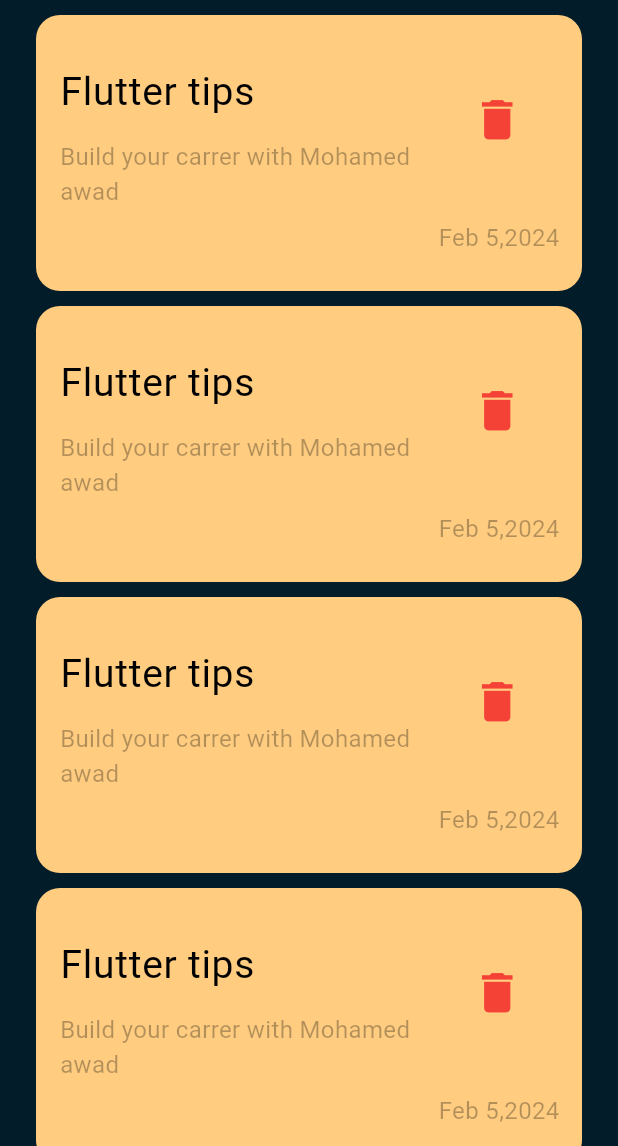
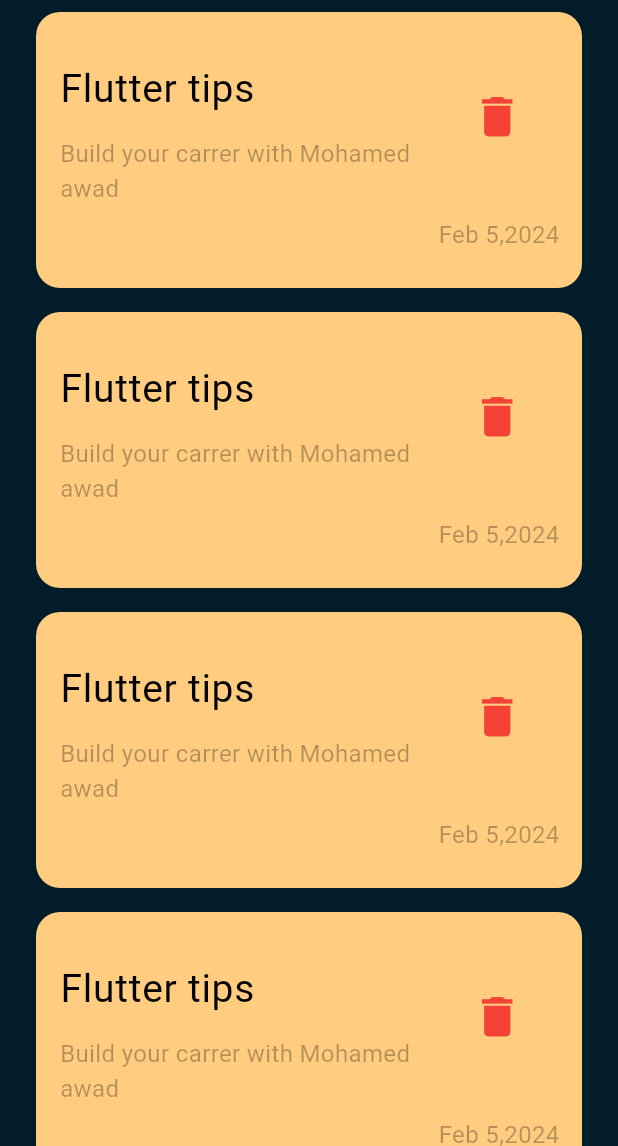
Before and after one commit to mo7amed3wad/note_app, a Flutter app: the screen it shows after launch, on a phone screen of 412 x 824 dp, the part 90-1236 px from its top. Run offline on Flutter 3.47's test engine with Material 3 defaults, Android fonts, the phone set to English and light mode, and no system bars.

Commit message:
add_ListView

```diff
--- a/lib/main.dart
+++ b/lib/main.dart
@@ -14,7 +14,7 @@ class MyApp extends StatelessWidget {
       theme: ThemeData(
           brightness: Brightness.dark,
           scaffoldBackgroundColor: const Color.fromARGB(255, 2, 28, 41)),
-      debugShowCheckedModeBanner: false,
+      debugShowCheckedModeBanner: true,
       home: const NotesView(),
     );
   }
--- /dev/null
+++ b/lib/views/widgets/custom_App_Bar.dart
@@ -0,0 +1,22 @@
+// ignore_for_file: file_names
+import 'package:flutter/material.dart';
+import 'package:test1/views/widgets/custom_search_icon.dart';
+
+class CostumAppbar extends StatelessWidget {
+  const CostumAppbar({super.key});
+
+  @override
+  Widget build(BuildContext context) {
+    return const Row(
+      //mainAxisAlignment: MainAxisAlignment.spaceBetween,
+      children: [
+        Text(
+          "Notes",
+          style: TextStyle(fontSize: 30),
+        ),
+        Spacer(),
+        CustomSearchIcon()
+      ],
+    );
+  }
+}
--- /dev/null
+++ b/lib/views/widgets/custom_note_item.dart
@@ -0,0 +1,56 @@
+// ignore_for_file: prefer_const_constructors
+
+import 'package:flutter/material.dart';
+
+class NotesItem extends StatelessWidget {
+  const NotesItem({super.key});
+
+  @override
+  Widget build(BuildContext context) {
+    return Container(
+      padding: EdgeInsets.only(top: 24, bottom: 24, right: 15),
+      decoration: BoxDecoration(
+        color: const Color(0xffFFCC80),
+        borderRadius: BorderRadius.circular(16),
+      ),
+      child: Column(
+        children: [
+          ListTile(
+            title: const Text(
+              "Flutter tips",
+              style: TextStyle(color: Colors.black, fontSize: 26),
+            ),
+            subtitle: Padding(
+              padding: const EdgeInsets.only(top: 12),
+              child: Text(
+                "Build your carrer with Mohamed awad",
+                style: TextStyle(
+                    color: Colors.black.withOpacity(0.3), fontSize: 16),
+              ),
+            ),
+            trailing: Padding(
+              padding: const EdgeInsets.only(
+                bottom: 50,
+              ),
+              child: const Icon(
+                Icons.delete,
+                color: Colors.red,
+                size: 35,
+              ),
+            ),
+          ),
+          Row(
+            mainAxisAlignment: MainAxisAlignment.end,
+            children: [
+              Text(
+                "Feb 5,2024",
+                style: TextStyle(
+                    color: Colors.black.withOpacity(0.3), fontSize: 16),
+              )
+            ],
+          )
+        ],
+      ),
+    );
+  }
+}
--- /dev/null
+++ b/lib/views/widgets/custom_search_icon.dart
@@ -0,0 +1,20 @@
+import 'package:flutter/material.dart';
+
+class CustomSearchIcon extends StatelessWidget {
+  const CustomSearchIcon({super.key});
+
+  @override
+  Widget build(BuildContext context) {
+    return Container(
+      decoration: BoxDecoration(
+          color: Colors.white.withOpacity(0.05),
+          borderRadius: const BorderRadius.all(Radius.circular(20))),
+      height: 50,
+      width: 50,
+      child: const Icon(
+        Icons.search,
+        size: 35,
+      ),
+    );
+  }
+}
--- /dev/null
+++ b/lib/views/widgets/note_list_view.dart
@@ -0,0 +1,19 @@
+import 'package:flutter/material.dart';
+import 'package:test1/views/widgets/custom_note_item.dart';
+
+class NoteListView extends StatelessWidget {
+  const NoteListView({super.key});
+
+  @override
+  Widget build(BuildContext context) {
+    return ListView.builder(
+      itemBuilder: (context, index) {
+        return const Padding(
+          padding: EdgeInsets.symmetric(vertical: 8.0),
+          child: NotesItem(),
+        );
+      },
+      itemCount: 4,
+    );
+  }
+}
--- a/lib/views/widgets/notes_view_widget.dart
+++ b/lib/views/widgets/notes_view_widget.dart
@@ -1,6 +1,8 @@
 // ignore_for_file: prefer_const_constructors
 
 import 'package:flutter/material.dart';
+import 'package:test1/views/widgets/custom_App_Bar.dart';
+import 'package:test1/views/widgets/note_list_view.dart';
 
 class NotesViewWidget extends StatelessWidget {
   const NotesViewWidget({super.key});
@@ -9,129 +11,15 @@ class NotesViewWidget extends StatelessWidget {
   Widget build(BuildContext context) {
     return Padding(
       padding: EdgeInsets.symmetric(horizontal: 24),
-      child: ListView(
+      child: Column(
         children: const [
           SizedBox(
             height: 10,
           ),
           CostumAppbar(),
-          SizedBox(
-            height: 10,
-          ),
-          NotesItem(),
-          SizedBox(
-            height: 10,
-          ),
-          NotesItem(),
-          SizedBox(
-            height: 10,
-          ),
-          NotesItem(),
-          SizedBox(
-            height: 10,
-          ),
-          NotesItem(),
-          SizedBox(
-            height: 10,
-          ),
-          NotesItem(),
-          SizedBox(
-            height: 10,
-          ),
-          NotesItem(),
+          Expanded(child: NoteListView())
         ],
       ),
     );
   }
 }
-
-class CostumAppbar extends StatelessWidget {
-  const CostumAppbar({super.key});
-
-  @override
-  Widget build(BuildContext context) {
-    return const Row(
-      //mainAxisAlignment: MainAxisAlignment.spaceBetween,
-      children: [
-        Text(
-          "Notes",
-          style: TextStyle(fontSize: 30),
-        ),
-        Spacer(),
-        CustomSearchIcon()
-      ],
-    );
-  }
-}
-
-class CustomSearchIcon extends StatelessWidget {
-  const CustomSearchIcon({super.key});
-
-  @override
-  Widget build(BuildContext context) {
-    return Container(
-      decoration: BoxDecoration(
-          color: Colors.white.withOpacity(0.05),
-          borderRadius: const BorderRadius.all(Radius.circular(20))),
-      height: 50,
-      width: 50,
-      child: const Icon(
-        Icons.search,
-        size: 35,
-      ),
-    );
-  }
-}
-
-class NotesItem extends StatelessWidget {
-  const NotesItem({super.key});
-
-  @override
-  Widget build(BuildContext context) {
-    return Container(
-      padding: EdgeInsets.only(top: 24, bottom: 24, right: 15),
-      decoration: BoxDecoration(
-        color: const Color(0xffFFCC80),
-        borderRadius: BorderRadius.circular(16),
-      ),
-      child: Column(
-        children: [
-          ListTile(
-            title: const Text(
-              "Flutter tips",
-              style: TextStyle(color: Colors.black, fontSize: 26),
-            ),
-            subtitle: Padding(
-              padding: const EdgeInsets.only(top: 12),
-              child: Text(
-                "Build your carrer with Mohamed awad",
-                style: TextStyle(
-                    color: Colors.black.withOpacity(0.3), fontSize: 16),
-              ),
-            ),
-            trailing: Padding(
-              padding: const EdgeInsets.only(
-                bottom: 50,
-              ),
-              child: const Icon(
-                Icons.delete,
-                color: Colors.red,
-                size: 35,
-              ),
-            ),
-          ),
-          Row(
-            mainAxisAlignment: MainAxisAlignment.end,
-            children: [
-              Text(
-                "Feb 5,2024",
-                style: TextStyle(
-                    color: Colors.black.withOpacity(0.3), fontSize: 16),
-              )
-            ],
-          )
-        ],
-      ),
-    );
-  }
-}
```
Also changed, not shown: 1 other file.
